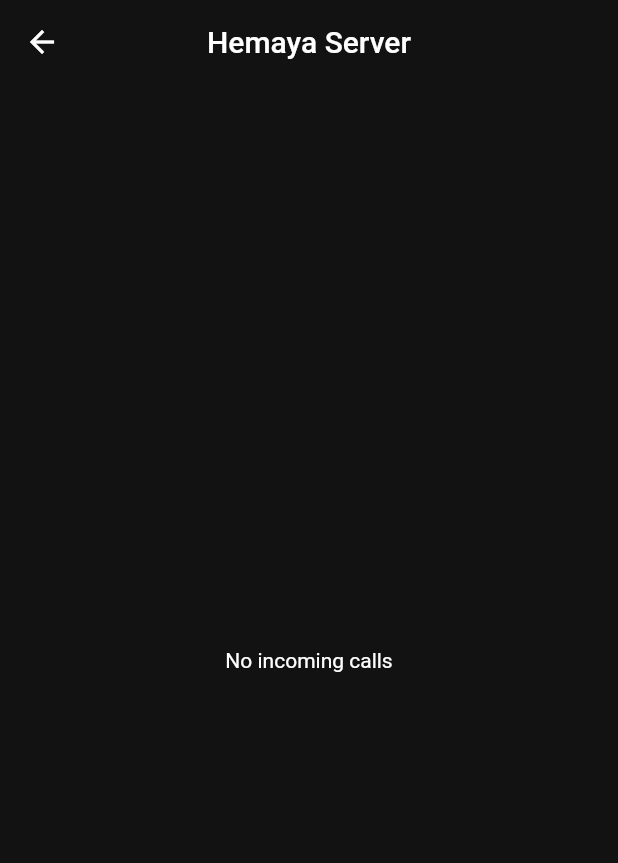
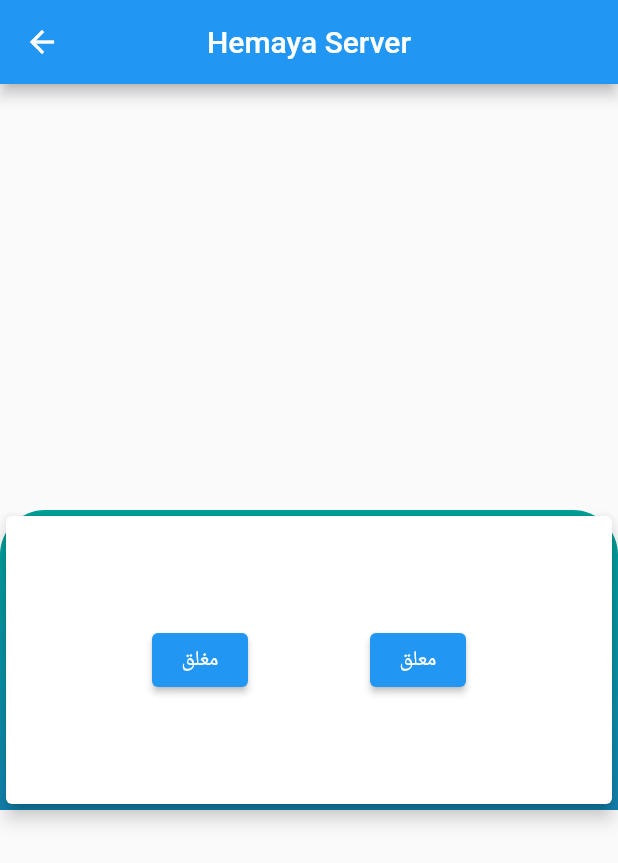
Before and after one commit to omaremam/hemaya-web, a Flutter app: the JoinScreen screen opened directly, on a phone screen of 412 x 824 dp. Shown: the top 863 px of the screen. Run offline on Flutter 3.47's test engine with Material 2 defaults, Android fonts, the light colour scheme and no system bars; our stand-ins replace socket_io_client; missing offline and left inert: dart:html, flutter_webrtc; network calls fail.

Commit message:
post merge

```diff
--- a/lib/main.dart
+++ b/lib/main.dart
@@ -31,7 +31,7 @@ class VideoCallApp extends StatelessWidget {
         useMaterial3: true,
         colorScheme: const ColorScheme.dark(),
       ),
-      themeMode: ThemeMode.dark,
+      themeMode: ThemeMode.light,
       home: const LoginScreen(),
     );
   }
--- a/lib/screens/join_screen.dart
+++ b/lib/screens/join_screen.dart
@@ -1,13 +1,17 @@
 import 'dart:html';
 
 import 'package:flutter/material.dart';
+import 'package:hemayaweb/widgets/after_call_card.dart';
 import 'call_screen.dart';
 import '../services/signalling.service.dart';
 
 class JoinScreen extends StatefulWidget {
   final String selfCallerId;
 
-  const JoinScreen({super.key, required this.selfCallerId});
+  final bool isCardVisible;
+
+  const JoinScreen(
+      {super.key, required this.selfCallerId, required this.isCardVisible});
 
   @override
   State<JoinScreen> createState() => _JoinScreenState();
@@ -15,8 +19,8 @@ class JoinScreen extends StatefulWidget {
 
 class _JoinScreenState extends State<JoinScreen> {
   dynamic incomingSDPOffer;
+  bool isCardVisible = false;
   final remoteCallerIdTextEditingController = TextEditingController();
-
   @override
   void dispose() {
     super.dispose();
@@ -26,7 +30,7 @@ class _JoinScreenState extends State<JoinScreen> {
   @override
   void initState() {
     super.initState();
-
+    isCardVisible = widget.isCardVisible;
     print("Incoming sdp offer");
     print(incomingSDPOffer);
 
@@ -52,7 +56,7 @@ class _JoinScreenState extends State<JoinScreen> {
     dynamic offer,
   }) {
     print("look here ${callerId} ${offer} ${latitude} ${longitude}");
-    Navigator.push(
+    Navigator.pushReplacement(
       context,
       MaterialPageRoute(
         builder: (_) => CallScreen(
@@ -70,7 +74,6 @@ class _JoinScreenState extends State<JoinScreen> {
   @override
   Widget build(BuildContext context) {
     return Scaffold(
-      backgroundColor: Theme.of(context).colorScheme.background,
       appBar: AppBar(
         centerTitle: true,
         title: const Text("Hemaya Server"),
@@ -109,7 +112,27 @@ class _JoinScreenState extends State<JoinScreen> {
                 ),
               ),
             if (incomingSDPOffer == null)
-              Center(child: Text("No incoming calls"))
+              Center(child: Text("No incoming calls")),
+            if (isCardVisible)
+              Positioned.fill(
+                child: Center(
+                  child: AfterCallWidget(
+                    // customize as needed
+                    onButton1Pressed: () {
+                      // handle button 1 press
+                      setState(() {
+                        isCardVisible = false;
+                      });
+                    },
+                    onButton2Pressed: () {
+                      // handle button 2 press
+                      setState(() {
+                        isCardVisible = false;
+                      });
+                    },
+                  ),
+                ),
+              ),
           ],
         ),
       ),
--- a/lib/screens/login_screen.dart
+++ b/lib/screens/login_screen.dart
@@ -39,6 +39,7 @@ class _LoginScreenState extends State<LoginScreen> {
         MaterialPageRoute(
           builder: (_) => const JoinScreen(
             selfCallerId: "1234",
+            isCardVisible: false,
           ),
         ),
       );
--- /dev/null
+++ b/lib/widgets/after_call_card.dart
@@ -0,0 +1,49 @@
+import 'package:flutter/material.dart';
+
+class AfterCallWidget extends StatelessWidget {
+  final VoidCallback onButton1Pressed;
+  final VoidCallback onButton2Pressed;
+
+  AfterCallWidget({
+    required this.onButton1Pressed,
+    required this.onButton2Pressed,
+  });
+
+  @override
+  Widget build(BuildContext context) {
+    return Container(
+      decoration: const BoxDecoration(
+        gradient: LinearGradient(
+          colors: [Color(0xFF009F98), Color(0xFF1281AE)],
+          begin: Alignment.topCenter,
+          end: Alignment.bottomCenter,
+        ),
+        borderRadius: BorderRadius.only(
+          topLeft: Radius.circular(30.0),
+          topRight: Radius.circular(30.0),
+        ),
+      ),
+      height: 200,
+      width: 500,
+      child: Card(
+        elevation: 5,
+        child: Padding(
+          padding: const EdgeInsets.all(16.0),
+          child: Row(
+            mainAxisAlignment: MainAxisAlignment.spaceEvenly,
+            children: [
+              ElevatedButton(
+                onPressed: onButton1Pressed,
+                child: Text('مغلق'),
+              ),
+              ElevatedButton(
+                onPressed: onButton2Pressed,
+                child: Text('معلق'),
+              ),
+            ],
+          ),
+        ),
+      ),
+    );
+  }
+}
```
Also changed, not shown: lib/screens/call_screen.dart (+24 -2 lines), 25 other files.
